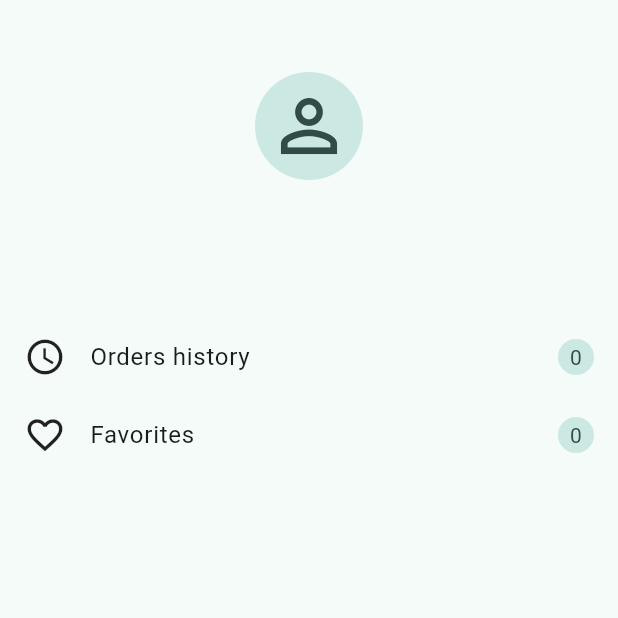
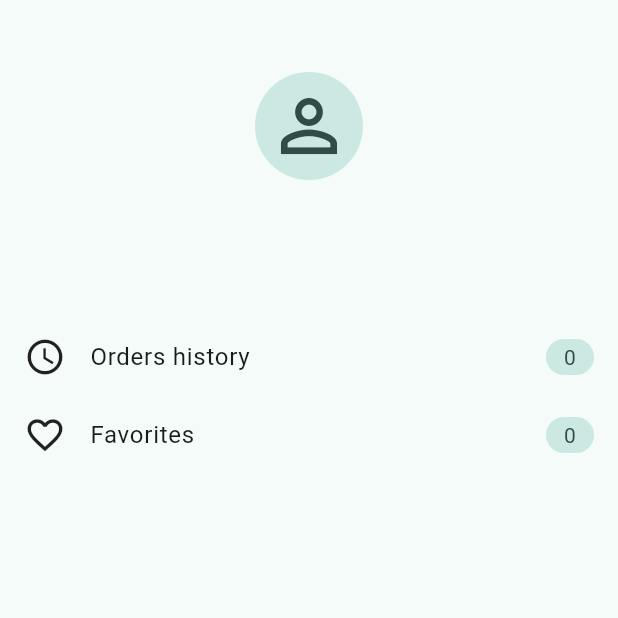
Before and after one commit to Escap1st/online_shop_flutter, a Flutter app: the _Loaded screen opened directly with empty values, on a phone screen of 412 x 824 dp, the top half of it. Run offline on Flutter 3.47's test engine with Material 3 defaults, Android fonts, the light colour scheme and no system bars; our stand-ins replace cached_network_image, cloud_firestore, connectivity_plus, dio, equatable, firebase_auth and 7 more; missing offline and left inert: talker_dio_logger; accounts and stored records are empty; generated files the repository leaves out were written again.

Commit message:
show orders count in profile

```diff
--- a/lib/feature/order/data/mappers/order_delivery_details_mapper.dart
+++ b/lib/feature/order/data/mappers/order_delivery_details_mapper.dart
@@ -17,6 +17,10 @@ class OrderDeliveryDetailsMapper
 
   @override
   OrderDeliveryDetails toEntity(OrderDeliveryDetailsModel model) {
-    throw UnimplementedError();
+    return OrderDeliveryDetails(
+      name: model.name,
+      surname: model.surname,
+      address: model.address,
+    );
   }
 }
--- a/lib/feature/order/data/mappers/order_entry_mapper.dart
+++ b/lib/feature/order/data/mappers/order_entry_mapper.dart
@@ -16,6 +16,10 @@ class OrderEntryMapper implements EntityMapper<OrderEntry, OrderEntryModel> {
 
   @override
   OrderEntry toEntity(OrderEntryModel model) {
-    throw UnimplementedError();
+    return OrderEntry(
+      productId: model.productId,
+      price: model.price,
+      count: model.count,
+    );
   }
 }
--- a/lib/feature/order/registrar.dart
+++ b/lib/feature/order/registrar.dart
@@ -17,6 +17,7 @@ class OrderRegistrar implements IRegistrar {
     );
     registerLazySingletonDependency<IOrderService>(
       () => OrderService(
+        authenticationService: resolveDependency(),
         orderRepository: resolveDependency(),
       ),
     );
--- a/lib/feature/profile/presentation/profile/profile_screen.dart
+++ b/lib/feature/profile/presentation/profile/profile_screen.dart
@@ -213,10 +213,14 @@ class _Badge extends StatelessWidget {
     final theme = Theme.of(context);
 
     return Badge(
-      label: Text(
-        value.toString(),
-        style: theme.textTheme.bodyMedium?.copyWith(
-          color: theme.colorScheme.onSecondaryContainer,
+      label: ConstrainedBox(
+        constraints: const BoxConstraints(minWidth: 24),
+        child: Text(
+          value.toString(),
+          style: theme.textTheme.bodyMedium?.copyWith(
+            color: theme.colorScheme.onSecondaryContainer,
+          ),
+          textAlign: TextAlign.center,
         ),
       ),
       largeSize: 24,
--- a/lib/feature/profile/presentation/profile/providers/profile_overview_state.dart
+++ b/lib/feature/profile/presentation/profile/providers/profile_overview_state.dart
@@ -13,4 +13,16 @@ class ProfileOverviewState extends Equatable {
 
   @override
   List<Object?> get props => [login, favoritesCount, ordersCount];
+
+  ProfileOverviewState copyWith({
+    String? login,
+    int? favoritesCount,
+    int? ordersCount,
+  }) {
+    return ProfileOverviewState(
+      login: login ?? this.login,
+      favoritesCount: favoritesCount ?? this.favoritesCount,
+      ordersCount: ordersCount ?? this.ordersCount,
+    );
+  }
 }
--- a/lib/feature/profile/registrar.dart
+++ b/lib/feature/profile/registrar.dart
@@ -8,6 +8,7 @@ class ProfileRegistrar implements IRegistrar {
     registerFactoryDependency(
       () => ProfileOverviewNotifier(
         authenticationService: resolveDependency(),
+        orderService: resolveDependency(),
       ),
     );
   }
```
Also changed, not shown: lib/feature/order/data/mappers/order_mapper.dart (+7 -1 lines), lib/feature/order/domain/order_service.dart (+21 -5 lines), lib/feature/profile/presentation/profile/providers/profile_overview_provider.dart (+11 -3 lines).
